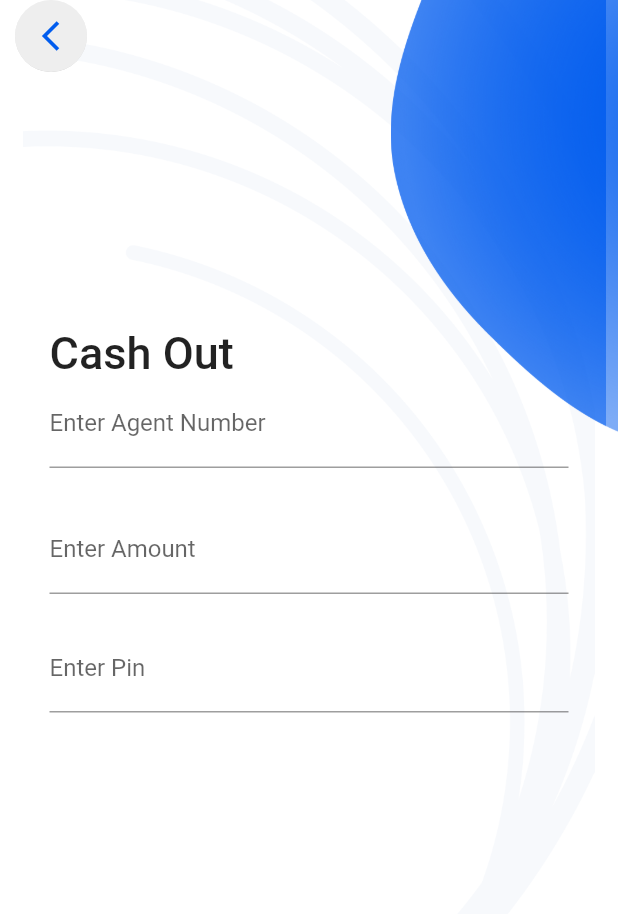
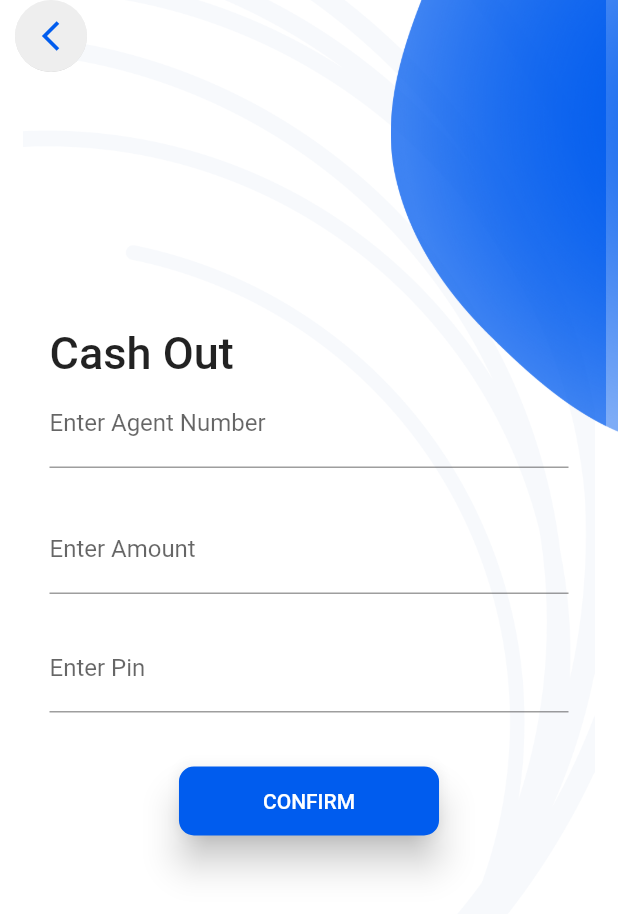
Before and after one commit to sundargautam18/etaka, a Flutter app: the CashOutScreen screen opened directly, on a phone screen of 412 x 824 dp. Shown: the top 914 px of the screen. Run offline on Flutter 3.47's test engine with Material 2 defaults, Android fonts, the phone set to English and light mode, and no system bars; our stand-ins replace fl_chart, flutter_spinkit, flutter_svg, fluttertoast, persistent_bottom_nav_bar, shared_preferences; missing offline and left inert: flutter_sslcommerz, numeric_keyboard; accounts and stored records are empty.

Commit message:
Error Fixed

```diff
--- a/lib/views/screens/cash_out_screen.dart
+++ b/lib/views/screens/cash_out_screen.dart
@@ -1,4 +1,7 @@
+import 'package:etaka/logics/services/API/api_helper.dart';
+import 'package:etaka/views/components/constant.dart';
 import 'package:etaka/views/components/reuseable_widgets.dart';
+import 'package:etaka/views/screens/transaction_successfull.dart';
 import 'package:flutter/material.dart';
 
 class CashOutScreen extends StatefulWidget {
@@ -77,6 +80,36 @@ class _CashOutScreenState extends State<CashOutScreen> {
           SizedBox(
             height: 20,
           ),
+          Center(
+            child: ElevatedButton(
+              child: Padding(
+                padding: const EdgeInsets.fromLTRB(40, 15, 40, 15),
+                child: Text('CONFIRM'),
+              ),
+              style: ElevatedButton.styleFrom(
+                elevation: 10,
+                shape: RoundedRectangleBorder(
+                  borderRadius: BorderRadius.circular(10),
+                ),
+                primary: primaryColor,
+              ),
+              onPressed: () async {
+                APIService api = APIService();
+                bool ch = await api.CashOut(agent, amount);
+                if (ch) {
+                  Navigator.pushReplacement(
+                    context,
+                    MaterialPageRoute(
+                      builder: (context) => TransactionSuccessful(
+                        receiver: agent,
+                        amount: amount,
+                      ),
+                    ),
+                  );
+                }
+              },
+            ),
+          )
         ],
       ),
     );
```
